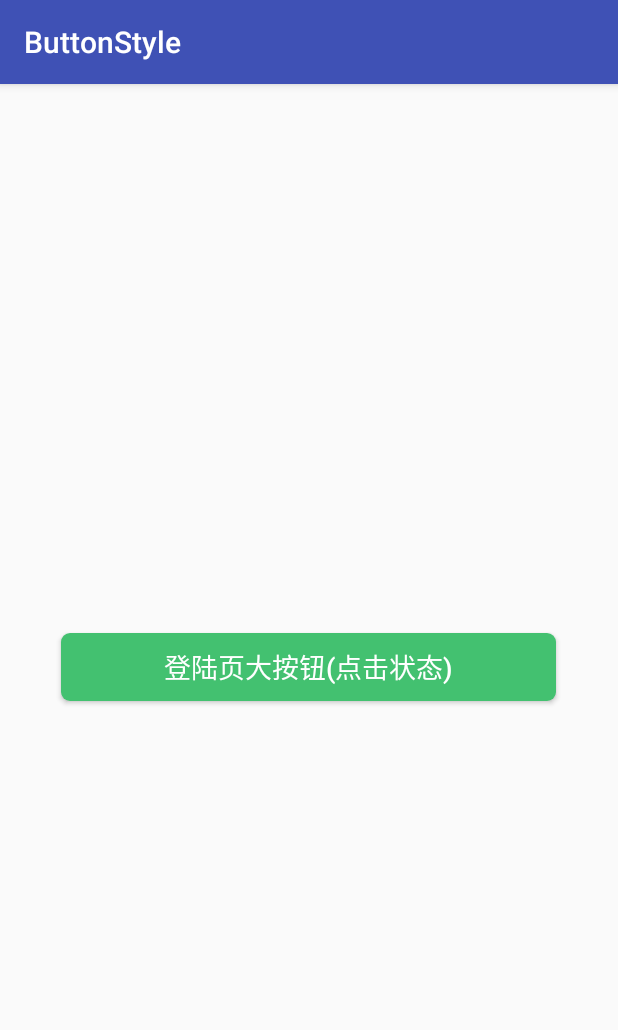
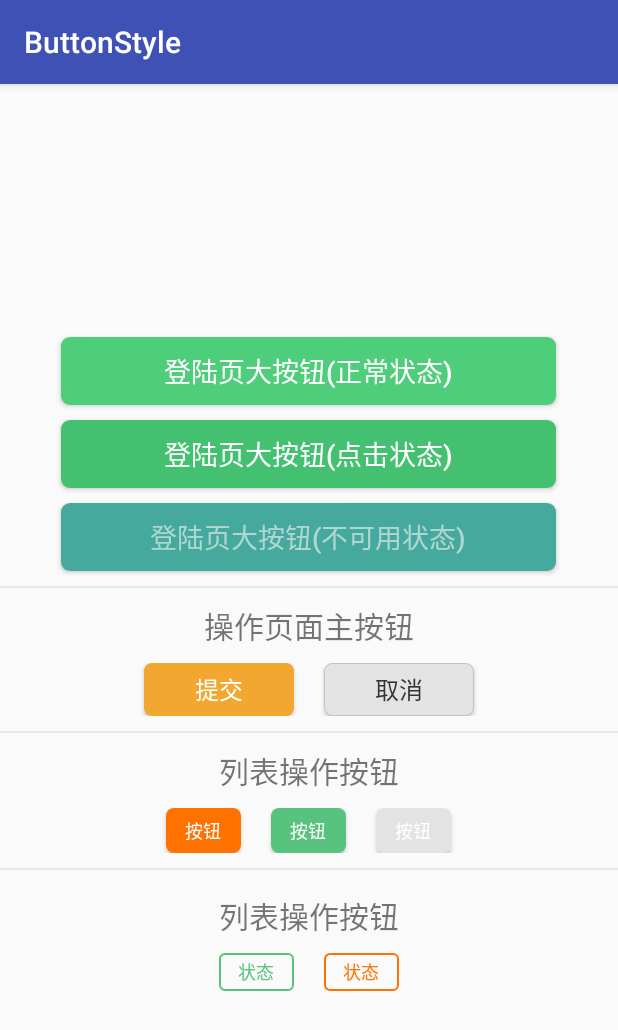
Before and after one commit to zhenghuiC/ButtonStyle, an Android app: the screen it shows after launch (MainActivity), on a phone screen of 412 x 824 dp. Shown: the top 1030 px of the screen. Run offline under Robolectric (Android 15) with nearby library versions, the phone set to English and light mode, and no system bars.

Commit message:
新增一些样式

```diff
--- a/src/main/res/layout/activity_main.xml
+++ b/src/main/res/layout/activity_main.xml
@@ -9,14 +9,14 @@
     tools:context="com.example.buttonstyle.MainActivity">
 
 
-    <!--<Button-->
-        <!--android:layout_width="330dp"-->
-        <!--android:layout_height="45dp"-->
-        <!--android:layout_marginTop="5dp"-->
-        <!--android:background="@drawable/bg_login_normal"-->
-        <!--android:text="登陆页大按钮(正常状态)"-->
-        <!--android:textColor="#FFFFFF"-->
-        <!--android:textSize="18sp" />-->
+    <Button
+        android:layout_width="330dp"
+        android:layout_height="45dp"
+        android:layout_marginTop="5dp"
+        android:background="@drawable/bg_login_normal"
+        android:text="登陆页大按钮(正常状态)"
+        android:textColor="#FFFFFF"
+        android:textSize="18sp" />
 
 
     <Button
@@ -28,165 +28,157 @@
         android:textColor="#FFFFFF"
         android:textSize="18sp" />
 
-    <!--<Button-->
-        <!--android:layout_width="330dp"-->
-        <!--android:layout_height="45dp"-->
-        <!--android:layout_marginTop="10dp"-->
-        <!--android:background="@drawable/bg_login_disable"-->
-        <!--android:text="登陆页大按钮(不可用状态)"-->
-        <!--android:textColor="#B0D7D2"-->
-        <!--android:textSize="18sp" />-->
+    <Button
+        android:layout_width="330dp"
+        android:layout_height="45dp"
+        android:layout_marginTop="10dp"
+        android:background="@drawable/bg_login_disable"
+        android:text="登陆页大按钮(不可用状态)"
+        android:textColor="#B0D7D2"
+        android:textSize="18sp" />
 
-    <!--<View-->
-        <!--android:layout_width="match_parent"-->
-        <!--android:layout_height="1dp"-->
-        <!--android:layout_marginTop="10dp"-->
-        <!--android:background="#E6E6E6E6" />-->
+    <View
+        android:layout_width="match_parent"
+        android:layout_height="1dp"
+        android:layout_marginTop="10dp"
+        android:background="#E6E6E6E6" />
 
-    <!--<TextView-->
-        <!--android:layout_width="wrap_content"-->
-        <!--android:layout_height="wrap_content"-->
-        <!--android:layout_marginTop="10dp"-->
-        <!--android:text="操作页面主按钮"-->
-        <!--android:textSize="20sp" />-->
+    <TextView
+        android:layout_width="wrap_content"
+        android:layout_height="wrap_content"
+        android:layout_marginTop="10dp"
+        android:text="操作页面主按钮"
+        android:textSize="20sp" />
 
-    <!--<LinearLayout-->
-        <!--android:layout_width="match_parent"-->
-        <!--android:layout_height="wrap_content"-->
-        <!--android:layout_marginLeft="10dp"-->
-        <!--android:layout_marginRight="10dp"-->
-        <!--android:layout_marginTop="10dp">-->
+    <LinearLayout
+        android:layout_width="match_parent"
+        android:layout_height="wrap_content"
+        android:layout_marginLeft="10dp"
+        android:gravity="center_horizontal"
+        android:layout_marginRight="10dp"
+        android:layout_marginTop="10dp">
 
-        <!--<Button-->
-            <!--android:layout_width="100dp"-->
-            <!--android:layout_height="35dp"-->
-            <!--android:background="@drawable/bg_operate_normal_orange"-->
-            <!--android:text="提交"-->
-            <!--android:textColor="#FFFFFF"-->
-            <!--android:textSize="16sp" />-->
+        <Button
+            android:layout_width="100dp"
+            android:layout_height="35dp"
+            android:background="@drawable/bg_operate_normal_orange"
+            android:text="提交"
+            android:textColor="#FFFFFF"
+            android:textSize="16sp" />
 
-        <!--<Button-->
-            <!--android:layout_width="100dp"-->
-            <!--android:layout_height="35dp"-->
-            <!--android:layout_marginLeft="20dp"-->
-            <!--android:background="@drawable/bg_operate_normal_gray"-->
-            <!--android:text="取消"-->
-            <!--android:textColor="#333333"-->
-            <!--android:textSize="16sp" />-->
-    <!--</LinearLayout>-->
+        <Button
+            android:layout_width="100dp"
+            android:layout_height="35dp"
+            android:layout_marginLeft="20dp"
+            android:background="@drawable/bg_operate_normal_gray"
+            android:text="取消"
+            android:textColor="#333333"
+            android:textSize="16sp" />
+    </LinearLayout>
 
-    <!--<View-->
-        <!--android:layout_width="match_parent"-->
-        <!--android:layout_height="1dp"-->
-        <!--android:layout_marginTop="10dp"-->
-        <!--android:background="#E6E6E6E6" />-->
+    <View
+        android:layout_width="match_parent"
+        android:layout_height="1dp"
+        android:layout_marginTop="10dp"
+        android:background="#E6E6E6E6" />
 
-    <!--<TextView-->
-        <!--android:layout_width="wrap_content"-->
-        <!--android:layout_height="wrap_content"-->
-        <!--android:layout_marginTop="10dp"-->
-        <!--android:text="列表操作按钮"-->
-        <!--android:textSize="20sp" />-->
+    <TextView
+        android:layout_width="wrap_content"
+        android:layout_height="wrap_content"
+        android:layout_marginTop="10dp"
+        android:text="列表操作按钮"
+        android:textSize="20sp" />
 
-    <!--<LinearLayout-->
-        <!--android:layout_width="match_parent"-->
-        <!--android:layout_height="wrap_content"-->
-        <!--android:layout_marginLeft="10dp"-->
-        <!--android:layout_marginRight="10dp"-->
-        <!--android:layout_marginTop="10dp">-->
+    <LinearLayout
+        android:layout_width="match_parent"
+        android:layout_height="wrap_content"
+        android:layout_marginLeft="10dp"
+        android:gravity="center_horizontal"
+        android:layout_marginRight="10dp"
+        android:layout_marginTop="10dp">
 
-        <!--<Button-->
-            <!--android:layout_width="50dp"-->
-            <!--android:layout_height="30dp"-->
-            <!--android:background="@drawable/bg_list_orange"-->
-            <!--android:text="按钮"-->
-            <!--android:textColor="#FFFFFF"-->
-            <!--android:textSize="12sp" />-->
+        <Button
+            android:layout_width="50dp"
+            android:layout_height="30dp"
+            android:background="@drawable/bg_list_orange"
+            android:text="按钮"
+            android:textColor="#FFFFFF"
+            android:textSize="12sp" />
 
-        <!--<Button-->
-            <!--android:layout_width="50dp"-->
-            <!--android:layout_height="30dp"-->
-            <!--android:layout_marginLeft="20dp"-->
-            <!--android:background="@drawable/bg_list_green"-->
-            <!--android:text="按钮"-->
-            <!--android:textColor="#FFFFFF"-->
-            <!--android:textSize="12sp" />-->
+        <Button
+            android:layout_width="50dp"
+            android:layout_height="30dp"
+            android:layout_marginLeft="20dp"
+            android:background="@drawable/bg_list_green"
+            android:text="按钮"
+            android:textColor="#FFFFFF"
+            android:textSize="12sp" />
 
-        <!--<Button-->
-            <!--android:layout_width="50dp"-->
-            <!--android:layout_height="30dp"-->
-            <!--android:layout_marginLeft="20dp"-->
-            <!--android:background="@drawable/bg_list_gray"-->
-            <!--android:text="按钮"-->
-            <!--android:textColor="#FFFFFF"-->
-            <!--android:textSize="12sp" />-->
-    <!--</LinearLayout>-->
+        <Button
+            android:layout_width="50dp"
+            android:layout_height="30dp"
+            android:layout_marginLeft="20dp"
+            android:background="@drawable/bg_list_gray"
+            android:text="按钮"
+            android:textColor="#FFFFFF"
+            android:textSize="12sp" />
+    </LinearLayout>
 
-    <!--<View-->
-        <!--android:layout_width="match_parent"-->
-        <!--android:layout_height="1dp"-->
-        <!--android:layout_marginTop="10dp"-->
-        <!--android:background="#E6E6E6E6" />-->
+    <View
+        android:layout_width="match_parent"
+        android:layout_height="1dp"
+        android:layout_marginTop="10dp"
+        android:background="#E6E6E6E6" />
 
-    <!--<TextView-->
-        <!--android:layout_width="wrap_content"-->
-        <!--android:layout_height="wrap_content"-->
-        <!--android:layout_marginTop="15dp"-->
-        <!--android:text="列表操作按钮"-->
-        <!--android:textSize="20sp" />-->
+    <TextView
+        android:layout_width="wrap_content"
+        android:layout_height="wrap_content"
+        android:layout_marginTop="15dp"
+        android:text="列表操作按钮"
+        android:textSize="20sp" />
 
-    <!--<LinearLayout-->
-        <!--android:layout_width="match_parent"-->
-        <!--android:layout_height="wrap_content"-->
-        <!--android:layout_marginLeft="10dp"-->
-        <!--android:layout_marginRight="10dp"-->
-        <!--android:layout_marginTop="10dp">-->
+    <LinearLayout
+        android:gravity="center_horizontal"
+        android:layout_width="match_parent"
+        android:layout_height="wrap_content"
+        android:layout_marginLeft="10dp"
+        android:layout_marginRight="10dp"
+        android:layout_marginTop="10dp">
 
-        <!--<LinearLayout-->
-            <!--android:layout_width="wrap_content"-->
-            <!--android:layout_height="wrap_content"-->
-            <!--android:gravity="center"-->
-            <!--android:orientation="vertical">-->
+        <LinearLayout
+            android:layout_width="wrap_content"
+            android:layout_height="wrap_content"
+            android:gravity="center"
+            android:orientation="vertical">
 
-            <!--<Button-->
-                <!--android:layout_width="50dp"-->
-                <!--android:layout_height="25dp"-->
-                <!--android:background="@drawable/bg_status_green"-->
-                <!--android:text="状态"-->
-                <!--android:textColor="#58C37E"-->
-                <!--android:textSize="12dp" />-->
+            <Button
+                android:layout_width="50dp"
+                android:layout_height="25dp"
+                android:background="@drawable/bg_status_green"
+                android:text="状态"
+                android:textColor="#58C37E"
+                android:textSize="12dp" />
 
-            <!--<TextView-->
-                <!--android:layout_width="wrap_content"-->
-                <!--android:layout_height="wrap_content"-->
-                <!--android:layout_marginTop="10dp"-->
-                <!--android:text="已完成"-->
-                <!--android:textSize="10dp" />-->
-        <!--</LinearLayout>-->
+        </LinearLayout>
 
-        <!--<LinearLayout-->
-            <!--android:layout_width="wrap_content"-->
-            <!--android:layout_height="wrap_content"-->
-            <!--android:layout_marginLeft="20dp"-->
-            <!--android:gravity="center"-->
-            <!--android:orientation="vertical">-->
+        <LinearLayout
+            android:layout_width="wrap_content"
+            android:layout_height="wrap_content"
+            android:layout_marginLeft="20dp"
+            android:gravity="center"
+            android:orientation="vertical">
 
-            <!--<Button-->
-                <!--android:layout_width="50dp"-->
-                <!--android:layout_height="25dp"-->
-                <!--android:background="@drawable/bg_status_orange"-->
-                <!--android:text="状态"-->
-                <!--android:textColor="#FF7200"-->
-                <!--android:textSize="12dp" />-->
+            <Button
+                android:layout_width="50dp"
+                android:layout_height="25dp"
+                android:background="@drawable/bg_status_orange"
+                android:text="状态"
+                android:textColor="#FF7200"
+                android:textSize="12dp" />
 
-            <!--<TextView-->
-                <!--android:layout_width="wrap_content"-->
-                <!--android:layout_height="wrap_content"-->
-                <!--android:layout_marginTop="10dp"-->
-                <!--android:text="未完成,进行中"-->
-                <!--android:textSize="10sp" />-->
-        <!--</LinearLayout>-->
 
-    <!--</LinearLayout>-->
+        </LinearLayout>
+
+    </LinearLayout>
 
 </LinearLayout>
```
Also changed, not shown: src/main/res/mipmap-xxhdpi/ic_list_gray.png (added), src/main/res/mipmap-xxhdpi/ic_list_green.png (added), src/main/res/mipmap-xxhdpi/ic_list_orange.png (added), src/main/res/mipmap-xxhdpi/ic_login_disable.png (added), src/main/res/mipmap-xxhdpi/ic_operate_gray.png (added), src/main/res/mipmap-xxhdpi/ic_operate_orange.png (added), src/main/res/mipmap-xxhdpi/ic_status_green.png (added), src/main/res/mipmap-xxhdpi/ic_status_orange.png (added), 1 other file.
